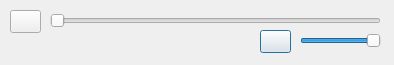
Qt form src/Player.ui (okostynchuk/Outcall) before a commit.
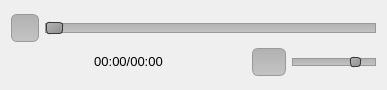
The same form after that commit. Icons and pictures are not drawn.

Commit message: player GUI modifications +  translations UPD

The edit to the form file:
```diff
--- a/src/Player.ui
+++ b/src/Player.ui
@@ -6,104 +6,448 @@
    <rect>
     <x>0</x>
     <y>0</y>
-    <width>394</width>
-    <height>65</height>
+    <width>382</width>
+    <height>90</height>
    </rect>
   </property>
   <property name="windowTitle">
    <string>Dialog</string>
   </property>
-  <widget class="QSlider" name="slider">
-   <property name="geometry">
-    <rect>
-     <x>50</x>
-     <y>10</y>
-     <width>331</width>
-     <height>22</height>
-    </rect>
-   </property>
-   <property name="maximum">
-    <number>99</number>
-   </property>
-   <property name="pageStep">
-    <number>1</number>
-   </property>
-   <property name="tracking">
-    <bool>true</bool>
-   </property>
-   <property name="orientation">
-    <enum>Qt::Horizontal</enum>
-   </property>
-   <property name="tickPosition">
-    <enum>QSlider::NoTicks</enum>
-   </property>
-  </widget>
-  <widget class="QPushButton" name="mute">
-   <property name="geometry">
-    <rect>
-     <x>260</x>
-     <y>30</y>
-     <width>31</width>
-     <height>23</height>
-    </rect>
-   </property>
-   <property name="text">
-    <string/>
-   </property>
-   <property name="icon">
-    <iconset resource="images.qrc">
-     <normaloff>:/images/volume.png</normaloff>:/images/volume.png</iconset>
-   </property>
-  </widget>
-  <widget class="QPushButton" name="play">
-   <property name="geometry">
-    <rect>
-     <x>10</x>
-     <y>10</y>
-     <width>31</width>
-     <height>23</height>
-    </rect>
-   </property>
-   <property name="text">
-    <string/>
-   </property>
-   <property name="icon">
-    <iconset resource="images.qrc">
-     <normaloff>:/images/pause.png</normaloff>:/images/pause.png</iconset>
-   </property>
-  </widget>
-  <widget class="QSlider" name="volume">
-   <property name="geometry">
-    <rect>
-     <x>300</x>
-     <y>30</y>
-     <width>81</width>
-     <height>22</height>
-    </rect>
-   </property>
-   <property name="maximum">
-    <number>99</number>
-   </property>
-   <property name="value">
-    <number>99</number>
-   </property>
-   <property name="orientation">
-    <enum>Qt::Horizontal</enum>
-   </property>
-  </widget>
-  <widget class="QLabel" name="duration">
-   <property name="geometry">
-    <rect>
-     <x>80</x>
-     <y>40</y>
-     <width>101</width>
-     <height>21</height>
-    </rect>
-   </property>
-   <property name="text">
-    <string/>
-   </property>
-  </widget>
+  <property name="windowIcon">
+   <iconset resource="images.qrc">
+    <normaloff>:/images/outcall-logo.png</normaloff>:/images/outcall-logo.png</iconset>
+  </property>
+  <layout class="QGridLayout" name="gridLayout_4">
+   <item row="0" column="0">
+    <layout class="QGridLayout" name="gridLayout_3">
+     <item row="0" column="0">
+      <layout class="QGridLayout" name="gridLayout_2">
+       <item row="0" column="0">
+        <widget class="QPushButton" name="play">
+         <property name="minimumSize">
+          <size>
+           <width>28</width>
+           <height>28</height>
+          </size>
+         </property>
+         <property name="palette">
+          <palette>
+           <active>
+            <colorrole role="Button">
+             <brush brushstyle="LinearGradientPattern">
+              <gradient startx="0.000000000000000" starty="0.000000000000000" endx="0.000000000000000" endy="1.000000000000000" type="LinearGradient" spread="PadSpread" coordinatemode="ObjectBoundingMode">
+               <gradientstop position="0.000000000000000">
+                <color alpha="255">
+                 <red>177</red>
+                 <green>177</green>
+                 <blue>177</blue>
+                </color>
+               </gradientstop>
+               <gradientstop position="1.000000000000000">
+                <color alpha="255">
+                 <red>196</red>
+                 <green>196</green>
+                 <blue>196</blue>
+                </color>
+               </gradientstop>
+              </gradient>
+             </brush>
+            </colorrole>
+            <colorrole role="Base">
+             <brush brushstyle="LinearGradientPattern">
+              <gradient startx="0.000000000000000" starty="0.000000000000000" endx="0.000000000000000" endy="1.000000000000000" type="LinearGradient" spread="PadSpread" coordinatemode="ObjectBoundingMode">
+               <gradientstop position="0.000000000000000">
+                <color alpha="255">
+                 <red>177</red>
+                 <green>177</green>
+                 <blue>177</blue>
+                </color>
+               </gradientstop>
+               <gradientstop position="1.000000000000000">
+                <color alpha="255">
+                 <red>196</red>
+                 <green>196</green>
+                 <blue>196</blue>
+                </color>
+               </gradientstop>
+              </gradient>
+             </brush>
+            </colorrole>
+            <colorrole role="Window">
+             <brush brushstyle="LinearGradientPattern">
+              <gradient startx="0.000000000000000" starty="0.000000000000000" endx="0.000000000000000" endy="1.000000000000000" type="LinearGradient" spread="PadSpread" coordinatemode="ObjectBoundingMode">
+               <gradientstop position="0.000000000000000">
+                <color alpha="255">
+                 <red>177</red>
+                 <green>177</green>
+                 <blue>177</blue>
+                </color>
+               </gradientstop>
+               <gradientstop position="1.000000000000000">
+                <color alpha="255">
+                 <red>196</red>
+                 <green>196</green>
+                 <blue>196</blue>
+                </color>
+               </gradientstop>
+              </gradient>
+             </brush>
+            </colorrole>
+           </active>
+           <inactive>
+            <colorrole role="Button">
+             <brush brushstyle="LinearGradientPattern">
+              <gradient startx="0.000000000000000" starty="0.000000000000000" endx="0.000000000000000" endy="1.000000000000000" type="LinearGradient" spread="PadSpread" coordinatemode="ObjectBoundingMode">
+               <gradientstop position="0.000000000000000">
+                <color alpha="255">
+                 <red>177</red>
+                 <green>177</green>
+                 <blue>177</blue>
+                </color>
+               </gradientstop>
+               <gradientstop position="1.000000000000000">
+                <color alpha="255">
+                 <red>196</red>
+                 <green>196</green>
+                 <blue>196</blue>
+                </color>
+               </gradientstop>
+              </gradient>
+             </brush>
+            </colorrole>
+            <colorrole role="Base">
+             <brush brushstyle="LinearGradientPattern">
+              <gradient startx="0.000000000000000" starty="0.000000000000000" endx="0.000000000000000" endy="1.000000000000000" type="LinearGradient" spread="PadSpread" coordinatemode="ObjectBoundingMode">
+               <gradientstop position="0.000000000000000">
+                <color alpha="255">
+                 <red>177</red>
+                 <green>177</green>
+                 <blue>177</blue>
+                </color>
+               </gradientstop>
+               <gradientstop position="1.000000000000000">
+                <color alpha="255">
+                 <red>196</red>
+                 <green>196</green>
+                 <blue>196</blue>
+                </color>
+               </gradientstop>
+              </gradient>
+             </brush>
+            </colorrole>
+            <colorrole role="Window">
+             <brush brushstyle="LinearGradientPattern">
+              <gradient startx="0.000000000000000" starty="0.000000000000000" endx="0.000000000000000" endy="1.000000000000000" type="LinearGradient" spread="PadSpread" coordinatemode="ObjectBoundingMode">
+               <gradientstop position="0.000000000000000">
+                <color alpha="255">
+                 <red>177</red>
+                 <green>177</green>
+                 <blue>177</blue>
+                </color>
+               </gradientstop>
+               <gradientstop position="1.000000000000000">
+                <color alpha="255">
+                 <red>196</red>
+                 <green>196</green>
+                 <blue>196</blue>
+                </color>
+               </gradientstop>
+              </gradient>
+             </brush>
+            </colorrole>
+           </inactive>
+           <disabled>
+            <colorrole role="Button">
+             <brush brushstyle="LinearGradientPattern">
+              <gradient startx="0.000000000000000" starty="0.000000000000000" endx="0.000000000000000" endy="1.000000000000000" type="LinearGradient" spread="PadSpread" coordinatemode="ObjectBoundingMode">
+               <gradientstop position="0.000000000000000">
+                <color alpha="255">
+                 <red>177</red>
+                 <green>177</green>
+                 <blue>177</blue>
+                </color>
+               </gradientstop>
+               <gradientstop position="1.000000000000000">
+                <color alpha="255">
+                 <red>196</red>
+                 <green>196</green>
+                 <blue>196</blue>
+                </color>
+               </gradientstop>
+              </gradient>
+             </brush>
+            </colorrole>
+            <colorrole role="Base">
+             <brush brushstyle="LinearGradientPattern">
+              <gradient startx="0.000000000000000" starty="0.000000000000000" endx="0.000000000000000" endy="1.000000000000000" type="LinearGradient" spread="PadSpread" coordinatemode="ObjectBoundingMode">
+               <gradientstop position="0.000000000000000">
+                <color alpha="255">
+                 <red>177</red>
+                 <green>177</green>
+                 <blue>177</blue>
+                </color>
+               </gradientstop>
+               <gradientstop position="1.000000000000000">
+                <color alpha="255">
+                 <red>196</red>
+                 <green>196</green>
+                 <blue>196</blue>
+                </color>
+               </gradientstop>
+              </gradient>
+             </brush>
+            </colorrole>
+            <colorrole role="Window">
+             <brush brushstyle="LinearGradientPattern">
+              <gradient startx="0.000000000000000" starty="0.000000000000000" endx="0.000000000000000" endy="1.000000000000000" type="LinearGradient" spread="PadSpread" coordinatemode="ObjectBoundingMode">
+               <gradientstop position="0.000000000000000">
+                <color alpha="255">
+                 <red>177</red>
+                 <green>177</green>
+                 <blue>177</blue>
+                </color>
+               </gradientstop>
+               <gradientstop position="1.000000000000000">
+                <color alpha="255">
+                 <red>196</red>
+                 <green>196</green>
+                 <blue>196</blue>
+                </color>
+               </gradientstop>
+              </gradient>
+             </brush>
+            </colorrole>
+           </disabled>
+          </palette>
+         </property>
+         <property name="focusPolicy">
+          <enum>Qt::StrongFocus</enum>
+         </property>
+         <property name="styleSheet">
+          <string notr="true">*{
+	border: 1px solid #999999;
+    background: qlineargradient(x1:0, y1:0, x2:0, y2:1, stop:0 #B1B1B1, stop:1 #c4c4c4);
+	border-radius: 6px;
+}
+   
+QPushButton:hover
+{
+    border: 1px solid  #8282ff;
+}
+
+QPushButton:pressed
+{
+    background-color: #9c9c9c;
+}</string>
+         </property>
+         <property name="text">
+          <string/>
+         </property>
+         <property name="icon">
+          <iconset resource="images.qrc">
+           <normaloff>:/images/pause.png</normaloff>:/images/pause.png</iconset>
+         </property>
+         <property name="iconSize">
+          <size>
+           <width>14</width>
+           <height>14</height>
+          </size>
+         </property>
+        </widget>
+       </item>
+       <item row="0" column="1">
+        <widget class="QSlider" name="slider">
+         <property name="minimumSize">
+          <size>
+           <width>331</width>
+           <height>22</height>
+          </size>
+         </property>
+         <property name="focusPolicy">
+          <enum>Qt::StrongFocus</enum>
+         </property>
+         <property name="styleSheet">
+          <string notr="true">QSlider::groove:horizontal {
+    border: 1px solid #999999;
+    height: 8px;
+    background: qlineargradient(x1:0, y1:0, x2:0, y2:1, stop:0 #B1B1B1, stop:1 #c4c4c4);
+    margin: 2px 0;
+}
+
+QSlider::handle:horizontal {
+    background: qlineargradient(x1:0, y1:0, x2:1, y2:1, stop:0 #b4b4b4, stop:1 #8f8f8f);
+    border: 1px solid #3b3b3b;
+    width: 15px;
+    margin: -2px 0;
+    border-radius: 3px;
+}
+
+QSlider::handle::horizontal::pressed {
+	 background-color: #9c9c9c;
+}</string>
+         </property>
+         <property name="maximum">
+          <number>99</number>
+         </property>
+         <property name="pageStep">
+          <number>1</number>
+         </property>
+         <property name="tracking">
+          <bool>true</bool>
+         </property>
+         <property name="orientation">
+          <enum>Qt::Horizontal</enum>
+         </property>
+         <property name="tickPosition">
+          <enum>QSlider::NoTicks</enum>
+         </property>
+        </widget>
+       </item>
+      </layout>
+     </item>
+     <item row="1" column="0">
+      <layout class="QHBoxLayout" name="horizontalLayout">
+       <item>
+        <spacer name="horizontalSpacer">
+         <property name="orientation">
+          <enum>Qt::Horizontal</enum>
+         </property>
+         <property name="sizeHint" stdset="0">
+          <size>
+           <width>40</width>
+           <height>20</height>
+          </size>
+         </property>
+        </spacer>
+       </item>
+       <item>
+        <widget class="QLabel" name="duration">
+         <property name="font">
+          <font>
+           <pointsize>10</pointsize>
+          </font>
+         </property>
+         <property name="focusPolicy">
+          <enum>Qt::StrongFocus</enum>
+         </property>
+         <property name="text">
+          <string>00:00/00:00</string>
+         </property>
+         <property name="alignment">
+          <set>Qt::AlignCenter</set>
+         </property>
+        </widget>
+       </item>
+       <item>
+        <spacer name="horizontalSpacer_2">
+         <property name="orientation">
+          <enum>Qt::Horizontal</enum>
+         </property>
+         <property name="sizeHint" stdset="0">
+          <size>
+           <width>40</width>
+           <height>20</height>
+          </size>
+         </property>
+        </spacer>
+       </item>
+       <item>
+        <layout class="QGridLayout" name="gridLayout">
+         <item row="0" column="1">
+          <widget class="QPushButton" name="mute">
+           <property name="minimumSize">
+            <size>
+             <width>28</width>
+             <height>28</height>
+            </size>
+           </property>
+           <property name="focusPolicy">
+            <enum>Qt::StrongFocus</enum>
+           </property>
+           <property name="styleSheet">
+            <string notr="true">*{
+	border: 1px solid #999999;
+    background: qlineargradient(x1:0, y1:0, x2:0, y2:1, stop:0 #B1B1B1, stop:1 #c4c4c4);
+	border-radius: 6px;
+}
+
+QPushButton:hover
+{
+    border: 1px solid #8282ff;
+}
+
+QPushButton:pressed
+{
+    background-color: #9c9c9c;
+}</string>
+           </property>
+           <property name="text">
+            <string/>
+           </property>
+           <property name="icon">
+            <iconset resource="images.qrc">
+             <normaloff>:/images/volume.png</normaloff>:/images/volume.png</iconset>
+           </property>
+           <property name="iconSize">
+            <size>
+             <width>16</width>
+             <height>16</height>
+            </size>
+           </property>
+          </widget>
+         </item>
+         <item row="0" column="2">
+          <widget class="QSlider" name="volume">
+           <property name="minimumSize">
+            <size>
+             <width>84</width>
+             <height>22</height>
+            </size>
+           </property>
+           <property name="focusPolicy">
+            <enum>Qt::StrongFocus</enum>
+           </property>
+           <property name="styleSheet">
+            <string notr="true">QSlider::groove:horizontal {
+    border: 1px solid #999999;
+    height: 6px;
+    background: qlineargradient(x1:0, y1:0, x2:0, y2:1, stop:0 #B1B1B1, stop:1 #c4c4c4);
+    margin: 2px 0;
+}
+
+QSlider::handle:horizontal {
+    background: qlineargradient(x1:0, y1:0, x2:1, y2:1, stop:0 #b4b4b4, stop:1 #8f8f8f);
+    border: 1px solid #3b3b3b;
+	width: 9px;
+    margin: -2px 0;
+    border-radius: 3px;
+}
+
+QSlider::handle::horizontal::pressed {
+	 background-color: #9c9c9c;
+}</string>
+           </property>
+           <property name="maximum">
+            <number>99</number>
+           </property>
+           <property name="value">
+            <number>80</number>
+           </property>
+           <property name="sliderPosition">
+            <number>80</number>
+           </property>
+           <property name="orientation">
+            <enum>Qt::Horizontal</enum>
+           </property>
+          </widget>
+         </item>
+        </layout>
+       </item>
+      </layout>
+     </item>
+    </layout>
+   </item>
+  </layout>
  </widget>
  <resources>
   <include location="images.qrc"/>
```
Left out of the diff: 8 changed lines with no effect on the pictures. The commit also changes 8 other files.
